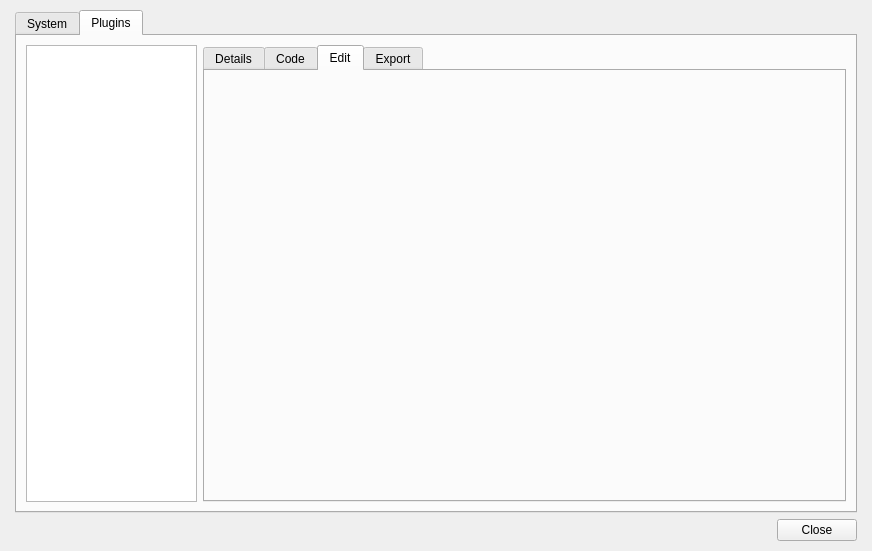
The window that Editor/Dialogs/dialogscripts.ui (RPG-Paper-Maker/RPG-Paper-Maker) describes before a commit, drawn with Qt 5.
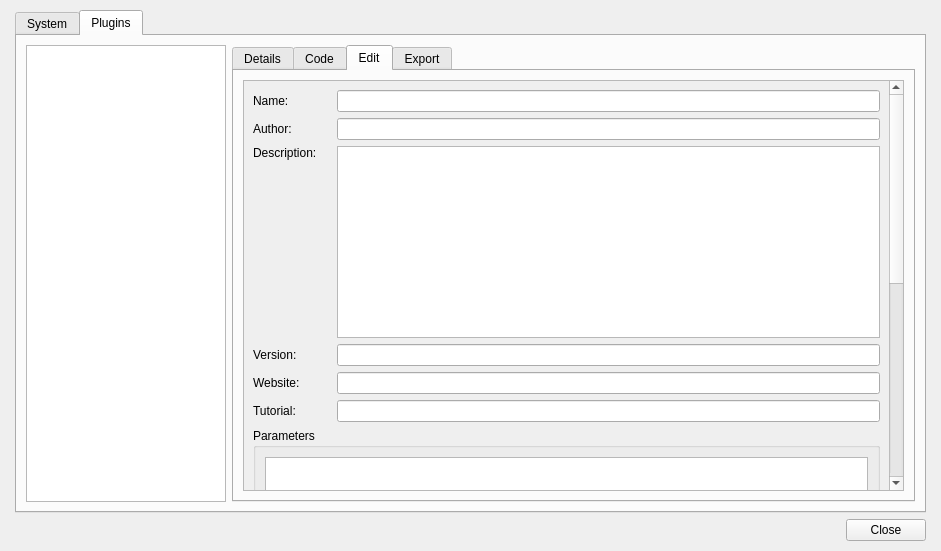
The same window after the commit. The open tabs and pages were chosen to show the change. Custom widgets are drawn as their Qt base class.

Commit message: [WIP] Plugins manager: edit menu

Patch:
```diff
--- a/Editor/Dialogs/dialogscripts.ui
+++ b/Editor/Dialogs/dialogscripts.ui
@@ -6,7 +6,7 @@
    <rect>
     <x>0</x>
     <y>0</y>
-    <width>872</width>
+    <width>941</width>
     <height>551</height>
    </rect>
   </property>
@@ -90,13 +90,13 @@
             <widget class="WidgetSuperTree" name="treeViewPlugins">
              <property name="minimumSize">
               <size>
-               <width>171</width>
+               <width>200</width>
                <height>0</height>
               </size>
              </property>
              <property name="maximumSize">
               <size>
-               <width>171</width>
+               <width>200</width>
                <height>16777215</height>
               </size>
              </property>
@@ -185,6 +185,170 @@
               <attribute name="title">
                <string>Edit</string>
               </attribute>
+              <layout class="QGridLayout" name="gridLayout_7">
+               <item row="0" column="0">
+                <widget class="QScrollArea" name="scrollArea_2">
+                 <property name="widgetResizable">
+                  <bool>true</bool>
+                 </property>
+                 <widget class="QWidget" name="scrollAreaWidgetContents_2">
+                  <property name="geometry">
+                   <rect>
+                    <x>0</x>
+                    <y>0</y>
+                    <width>641</width>
+                    <height>851</height>
+                   </rect>
+                  </property>
+                  <layout class="QGridLayout" name="gridLayout_9">
+                   <item row="0" column="0">
+                    <layout class="QGridLayout" name="gridLayout_8">
+                     <item row="0" column="0">
+                      <widget class="QLabel" name="labelName">
+                       <property name="text">
+                        <string>Name:</string>
+                       </property>
+                       <property name="textFormat">
+                        <enum>Qt::RichText</enum>
+                       </property>
+                       <property name="wordWrap">
+                        <bool>true</bool>
+                       </property>
+                      </widget>
+                     </item>
+                     <item row="0" column="1">
+                      <widget class="QLineEdit" name="lineEditName"/>
+                     </item>
+                     <item row="1" column="0">
+                      <widget class="QLabel" name="labelAuthor">
+                       <property name="text">
+                        <string>Author:</string>
+                       </property>
+                       <property name="textFormat">
+                        <enum>Qt::RichText</enum>
+                       </property>
+                       <property name="wordWrap">
+                        <bool>true</bool>
+                       </property>
+                      </widget>
+                     </item>
+                     <item row="1" column="1">
+                      <widget class="QLineEdit" name="lineEditAuthor"/>
+                     </item>
+                     <item row="2" column="0">
+                      <widget class="QLabel" name="labelDescritpion">
+                       <property name="text">
+                        <string>Description:</string>
+                       </property>
+                       <property name="textFormat">
+                        <enum>Qt::RichText</enum>
+                       </property>
+                       <property name="wordWrap">
+                        <bool>true</bool>
+                       </property>
+                      </widget>
+                     </item>
+                     <item row="2" column="1" rowspan="2">
+                      <widget class="QPlainTextEdit" name="plainTextEditDescription"/>
+                     </item>
+                     <item row="3" column="0">
+                      <spacer name="verticalSpacer">
+                       <property name="orientation">
+                        <enum>Qt::Vertical</enum>
+                       </property>
+                       <property name="sizeHint" stdset="0">
+                        <size>
+                         <width>78</width>
+                         <height>40</height>
+                        </size>
+                       </property>
+                      </spacer>
+                     </item>
+                     <item row="4" column="0">
+                      <widget class="QLabel" name="labelVersion">
+                       <property name="text">
+                        <string>Version:</string>
+                       </property>
+                       <property name="textFormat">
+                        <enum>Qt::RichText</enum>
+                       </property>
+                       <property name="wordWrap">
+                        <bool>true</bool>
+                       </property>
+                      </widget>
+                     </item>
+                     <item row="4" column="1">
+                      <widget class="QLineEdit" name="lineEditVersion"/>
+                     </item>
+                     <item row="5" column="0">
+                      <widget class="QLabel" name="labelWebsite">
+                       <property name="text">
+                        <string>Website:</string>
+                       </property>
+                       <property name="textFormat">
+                        <enum>Qt::RichText</enum>
+                       </property>
+                       <property name="wordWrap">
+                        <bool>true</bool>
+                       </property>
+                      </widget>
+                     </item>
+                     <item row="5" column="1">
+                      <widget class="QLineEdit" name="lineEditWebsite"/>
+                     </item>
+                     <item row="6" column="0">
+                      <widget class="QLabel" name="labelTutorial">
+                       <property name="text">
+                        <string>Tutorial:</string>
+                       </property>
+                       <property name="textFormat">
+                        <enum>Qt::RichText</enum>
+                       </property>
+                       <property name="wordWrap">
+                        <bool>true</bool>
+                       </property>
+                      </widget>
+                     </item>
+                     <item row="6" column="1">
+                      <widget class="QLineEdit" name="lineEditTutorial"/>
+                     </item>
+                     <item row="7" column="0" colspan="2">
+                      <widget class="QGroupBox" name="groupBoxParameters">
+                       <property name="title">
+                        <string>Parameters</string>
+                       </property>
+                       <layout class="QGridLayout" name="gridLayout_6">
+                        <item row="0" column="0">
+                         <widget class="QTreeView" name="treeView"/>
+                        </item>
+                       </layout>
+                      </widget>
+                     </item>
+                     <item row="8" column="0" colspan="2">
+                      <widget class="QGroupBox" name="groupBoxCommands">
+                       <property name="minimumSize">
+                        <size>
+                         <width>0</width>
+                         <height>0</height>
+                        </size>
+                       </property>
+                       <property name="title">
+                        <string>Commands</string>
+                       </property>
+                       <layout class="QGridLayout" name="gridLayout_10">
+                        <item row="0" column="0">
+                         <widget class="QTreeView" name="treeView_2"/>
+                        </item>
+                       </layout>
+                      </widget>
+                     </item>
+                    </layout>
+                   </item>
+                  </layout>
+                 </widget>
+                </widget>
+               </item>
+              </layout>
              </widget>
              <widget class="QWidget" name="tab_3">
               <attribute name="title">
```
Left out of the diff: 10 changed lines with no effect on the pictures. The commit also changes 11 other files.
